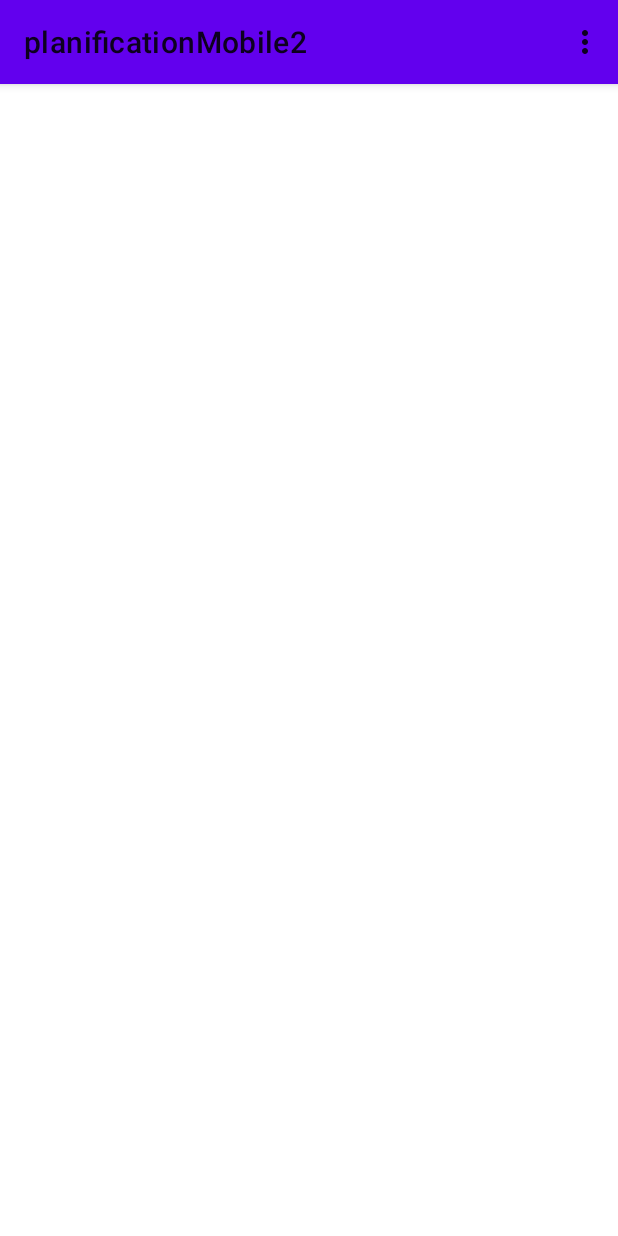
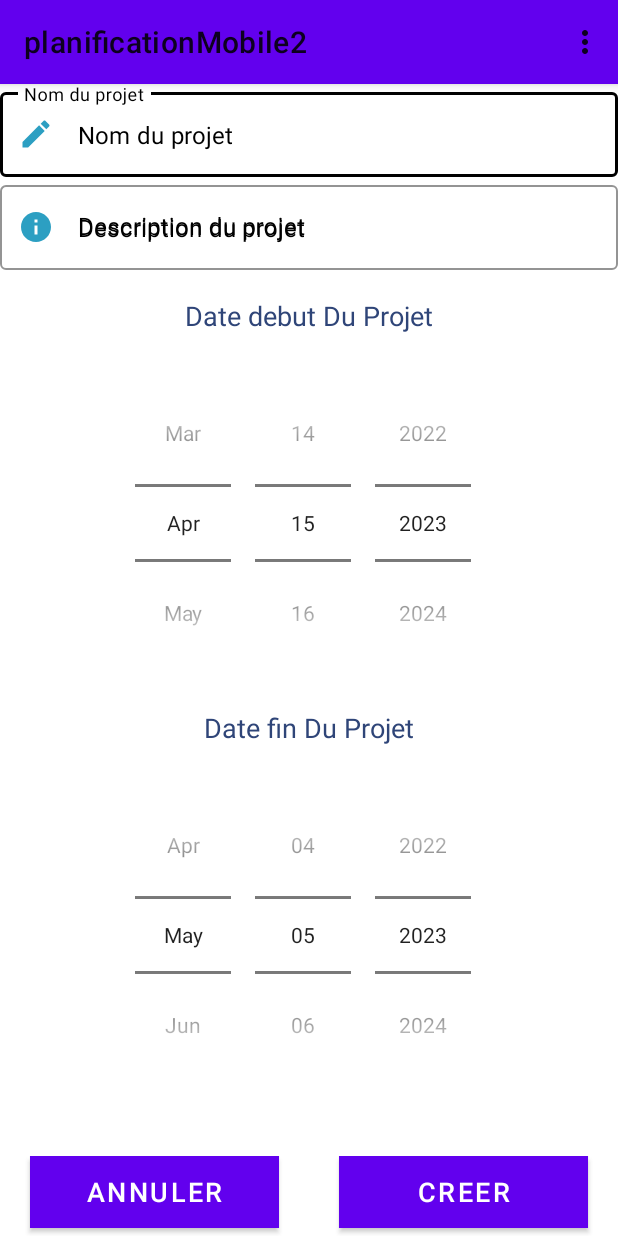
Before and after one commit to elouafi22/planificationMobile2, an Android app: the nouveau screen opened directly, with no data from a screen before it, on a phone screen of 412 x 824 dp. Run offline under Robolectric (Android 15) with nearby library versions, the phone set to English and light mode, and no system bars; our stand-ins replace Volley; network calls fail.

Commit message:
form de ceartion du projet

```diff
--- a/app/src/main/java/com/example/planificationmobile2/connection.java
+++ b/app/src/main/java/com/example/planificationmobile2/connection.java
@@ -19,9 +19,9 @@ import org.json.JSONObject;
 public class connection {
     //private static String url = "http://100.71.33.221:5000/authentification";
 
-    private static String url = "http://192.168.1.105:5000/authentification";
+    //private static String url = "http://192.168.1.105:5000/authentification";
    //private static String url ="http://20.55.44.15:5000/";
-
+    private static String url = "http://localhost:8000/authentification";
     public static void get_connection(Context context, String username ,String password){
         JSONObject postData = new JSONObject();
         try {
--- a/app/src/main/java/com/example/planificationmobile2/monPlanning.java
+++ b/app/src/main/java/com/example/planificationmobile2/monPlanning.java
@@ -20,7 +20,7 @@ public class monPlanning extends AppCompatActivity implements DataRecievedListen
         super.onCreate(savedInstanceState);
         setContentView(R.layout.activity_mon_planning);
 
-        String url = "http://192.168.1.105:5000//afficherProjet";
+        String url = "http://192.168.1.105:5000/afficherProjet";
        // String url ="http://20.55.44.15:5000/projet";
         //  user u1 = user.gestInstance();
 
--- /dev/null
+++ b/app/src/main/res/drawable/baseline_edit_24.xml
@@ -0,0 +1,5 @@
+<vector android:height="24dp" android:tint="#2C9FC2"
+    android:viewportHeight="24" android:viewportWidth="24"
+    android:width="24dp" xmlns:android="http://schemas.android.com/apk/res/android">
+    <path android:fillColor="@android:color/white" android:pathData="M3,17.25V21h3.75L17.81,9.94l-3.75,-3.75L3,17.25zM20.71,7.04c0.39,-0.39 0.39,-1.02 0,-1.41l-2.34,-2.34c-0.39,-0.39 -1.02,-0.39 -1.41,0l-1.83,1.83 3.75,3.75 1.83,-1.83z"/>
+</vector>
--- /dev/null
+++ b/app/src/main/res/drawable/description_projet.xml
@@ -0,0 +1,5 @@
+<vector android:height="24dp" android:tint="#2C9FC2"
+    android:viewportHeight="24" android:viewportWidth="24"
+    android:width="24dp" xmlns:android="http://schemas.android.com/apk/res/android">
+    <path android:fillColor="@android:color/white" android:pathData="M12,2C6.48,2 2,6.48 2,12s4.48,10 10,10 10,-4.48 10,-10S17.52,2 12,2zM13,17h-2v-6h2v6zM13,9h-2L11,7h2v2z"/>
+</vector>
--- /dev/null
+++ b/app/src/main/res/drawable/projet_name_icon.xml
@@ -0,0 +1,5 @@
+<vector android:height="24dp" android:tint="#2C9FC2"
+    android:viewportHeight="24" android:viewportWidth="24"
+    android:width="24dp" xmlns:android="http://schemas.android.com/apk/res/android">
+    <path android:fillColor="@android:color/white" android:pathData="M3,17.25V21h3.75L17.81,9.94l-3.75,-3.75L3,17.25zM20.71,7.04c0.39,-0.39 0.39,-1.02 0,-1.41l-2.34,-2.34c-0.39,-0.39 -1.02,-0.39 -1.41,0l-1.83,1.83 3.75,3.75 1.83,-1.83z"/>
+</vector>
--- a/app/src/main/res/layout/activity_nouveau.xml
+++ b/app/src/main/res/layout/activity_nouveau.xml
@@ -1,9 +1,152 @@
 <?xml version="1.0" encoding="utf-8"?>
-<androidx.constraintlayout.widget.ConstraintLayout xmlns:android="http://schemas.android.com/apk/res/android"
+<RelativeLayout xmlns:android="http://schemas.android.com/apk/res/android"
     xmlns:app="http://schemas.android.com/apk/res-auto"
     xmlns:tools="http://schemas.android.com/tools"
     android:layout_width="match_parent"
     android:layout_height="match_parent"
     tools:context=".nouveau">
 
-</androidx.constraintlayout.widget.ConstraintLayout>
+
+    <!-- make form pour creer un nouveau projet -->
+    <LinearLayout
+        android:layout_width="match_parent"
+        android:layout_height="wrap_content"
+        android:orientation="vertical">
+
+        <com.google.android.material.textfield.TextInputLayout
+            android:id="@+id/ProjetName"
+            style="@style/Widget.MaterialComponents.TextInputLayout.OutlinedBox"
+            android:layout_width="match_parent"
+            android:layout_height="wrap_content"
+            android:hint="Nom du projet"
+            android:inputType="textPersonName"
+            android:textColorHint="@color/black"
+            app:boxStrokeColor="@color/black"
+            app:boxStrokeWidthFocused="2dp"
+            app:endIconMode="clear_text"
+            app:endIconTint="@color/black"
+            app:hintTextColor="@color/black"
+            app:startIconDrawable="@drawable/projet_name_icon"
+            app:startIconTint="#2C9FC2" >
+
+            <com.google.android.material.textfield.TextInputEditText
+                android:layout_width="match_parent"
+                android:layout_height="wrap_content"
+                android:hint="Nom du projet"
+                android:inputType="textPersonName"
+                android:textColorHint="@color/black" />
+
+        </com.google.android.material.textfield.TextInputLayout>
+
+        <!-- Description de projet -->
+        <com.google.android.material.textfield.TextInputLayout
+            android:id="@+id/ProjetDescription"
+            style="@style/Widget.MaterialComponents.TextInputLayout.OutlinedBox"
+            android:layout_width="match_parent"
+            android:layout_height="wrap_content"
+            android:hint="Description du projet"
+            android:inputType="textPersonName"
+            android:textColorHint="@color/black"
+            app:boxStrokeColor="@color/black"
+            app:boxStrokeWidthFocused="2dp"
+            app:endIconMode="clear_text"
+            app:endIconTint="@color/black"
+            app:hintTextColor="@color/black"
+            app:startIconDrawable="@drawable/description_projet"
+            app:startIconTint="#2C9FC2" >
+
+        <com.google.android.material.textfield.TextInputEditText
+            android:layout_width="match_parent"
+            android:layout_height="wrap_content"
+            android:hint="Description du projet"
+            android:inputType="text"
+            android:textColorHint="@color/black" />
+
+        <!-- Date de debut -->
+        <TextView
+            android:layout_width="wrap_content"
+            android:layout_height="wrap_content"
+            android:text="Date debut Du Projet"
+            android:textColor="@color/material_dynamic_primary30"
+            android:textSize="18sp"
+            android:layout_marginTop="18dp"
+            android:layout_gravity="center"/>
+
+        <DatePicker
+            android:layout_width="match_parent"
+            android:layout_height="wrap_content"
+            android:calendarViewShown="false"
+            android:datePickerMode="spinner"
+            android:layout_marginTop="20dp"
+            android:id="@+id/dateDebutPickerProjet"
+            android:spinnersShown="true"
+
+            />
+            <!-- Date de fin -->
+
+            <TextView
+            android:layout_width="wrap_content"
+            android:layout_height="wrap_content"
+            android:text="Date fin Du Projet"
+            android:textColor="@color/material_dynamic_primary30"
+            android:textSize="18sp"
+            android:layout_marginTop="18dp"
+            android:layout_gravity="center" />
+        <DatePicker
+            android:layout_width="match_parent"
+            android:layout_height="wrap_content"
+            android:calendarViewShown="false"
+            android:datePickerMode="spinner"
+            android:layout_marginTop="20dp"
+            android:id="@+id/dateFinPickerProjet"
+            android:spinnersShown="true"
+
+            />
+
+
+        </com.google.android.material.textfield.TextInputLayout>
+
+
+    </LinearLayout>
+
+    <!-- Button pour creer un nouveau projet et Annuler en meme line  -->
+
+    <LinearLayout
+        android:layout_width="match_parent"
+        android:layout_height="wrap_content"
+        android:layout_alignParentBottom="true"
+        android:orientation="horizontal">
+
+        <Button
+            android:id="@+id/annuler"
+            android:layout_width="0dp"
+            android:layout_height="wrap_content"
+            android:layout_weight="1"
+            android:layout_marginLeft="20dp"
+            android:layout_marginRight="20dp"
+            android:background="@color/material_dynamic_primary50"
+            android:onClick="annuler"
+            android:text="Annuler"
+            android:textColor="@color/white"
+            android:textSize="18sp" />
+
+        <Button
+            android:id="@+id/creer"
+            android:layout_width="0dp"
+            android:layout_height="wrap_content"
+            android:layout_weight="1"
+            android:layout_marginLeft="20dp"
+            android:layout_marginRight="20dp"
+            android:layout_marginBottom="5dp"
+            android:background="@color/material_dynamic_primary50"
+            android:onClick="creer"
+            android:text="Creer"
+            android:textColor="@color/white"
+            android:textSize="18sp" />
+
+    </LinearLayout>
+
+
+
+
+</RelativeLayout>
--- a/build.gradle
+++ b/build.gradle
@@ -5,13 +5,13 @@ buildscript {
         jcenter()
     }
     dependencies {
-        classpath 'com.android.tools.build:gradle:7.4.1'
+        classpath 'com.android.tools.build:gradle:7.4.2'
     }
 }
 
 plugins {
-    id 'com.android.application' version '7.4.1' apply false
-    id 'com.android.library' version '7.4.1' apply false
+    id 'com.android.application' version '7.4.2' apply false
+    id 'com.android.library' version '7.4.2' apply false
 }
 
 allprojects {
```
Also changed, not shown: app/src/main/java/com/example/planificationmobile2/nouveau.java (+184 -0 lines).
